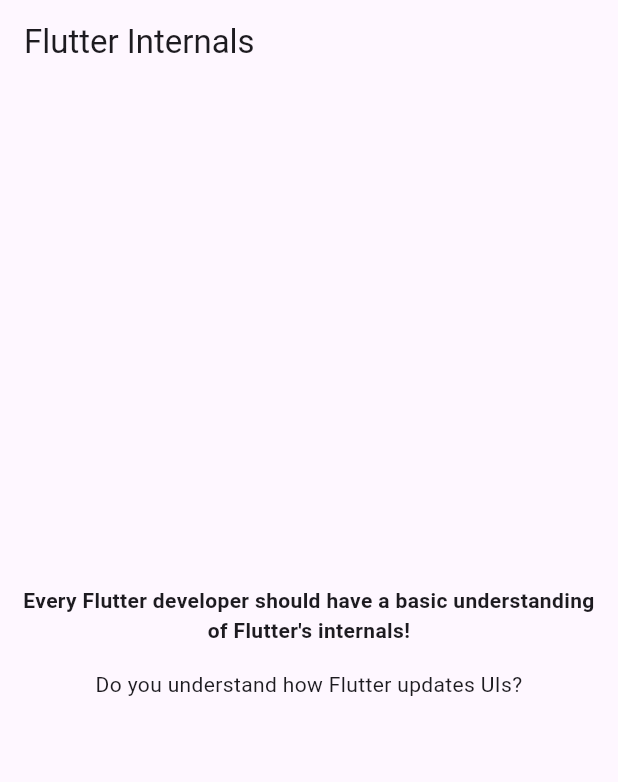
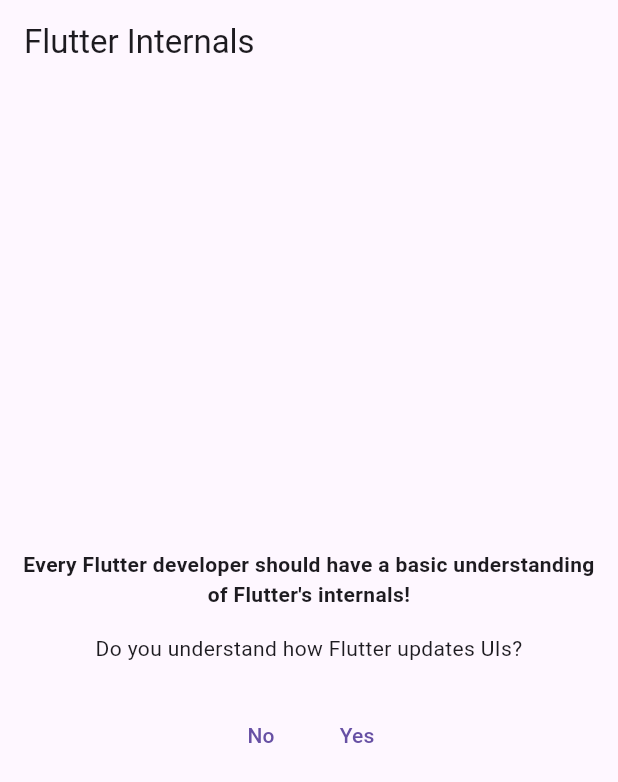
Before and after one commit to HiruniJayawardena/To-do-Application-, a Flutter app: the screen it shows after launch, on a phone screen of 412 x 824 dp. Shown: the top 782 px of the screen. Run offline on Flutter 3.47's test engine with Material 3 defaults, Android fonts, the phone set to English and light mode, and no system bars.

Commit message:
const removed

```diff
--- a/lib/flutter_internals/ui_updates_demo.dart
+++ b/lib/flutter_internals/ui_updates_demo.dart
@@ -1,4 +1,5 @@
 import 'package:flutter/material.dart';
+import 'package:to_do_application/demo_buttons.dart';
 
 class UIUpdatesDemo extends StatefulWidget {
   const UIUpdatesDemo({super.key});
@@ -21,8 +22,8 @@ class _UIUpdatesDemo extends State<UIUpdatesDemo> {
   @override
   Widget build(BuildContext context) {
     print('UIUpdatesDemo BUILD called');
-    return Padding(
-      padding: const EdgeInsets.all(8.0),
+    return const Padding(
+      padding: EdgeInsets.all(8.0),
       child: Center(
         child: Column(
           mainAxisSize: MainAxisSize.min,
@@ -39,6 +40,7 @@ class _UIUpdatesDemo extends State<UIUpdatesDemo> {
               textAlign: TextAlign.center,
             ),
             const SizedBox(height: 24),
+            DemoButtons(),
           ],
         ),
       ),
```
